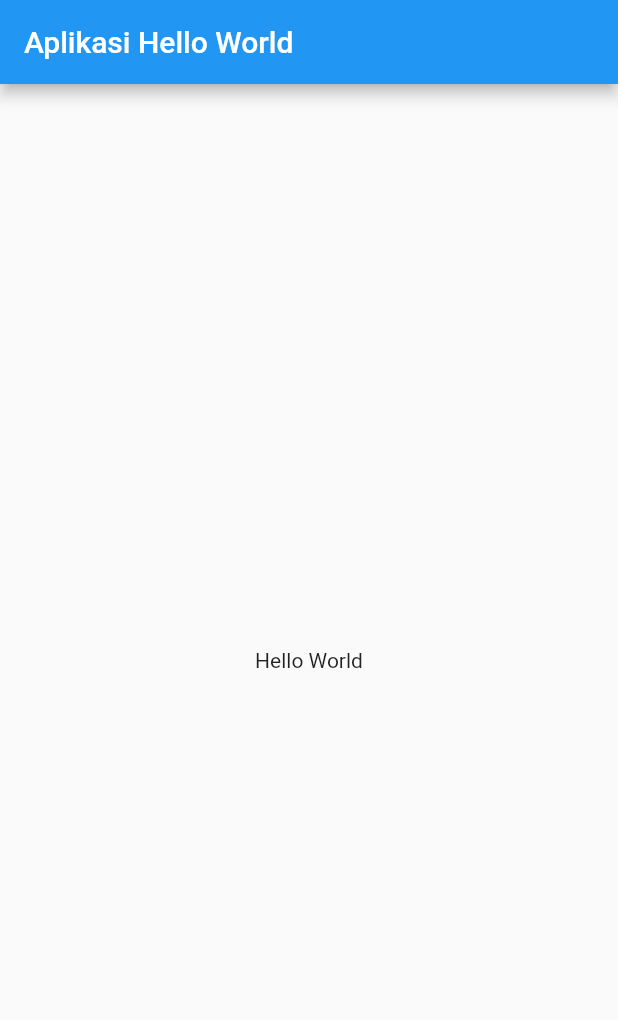
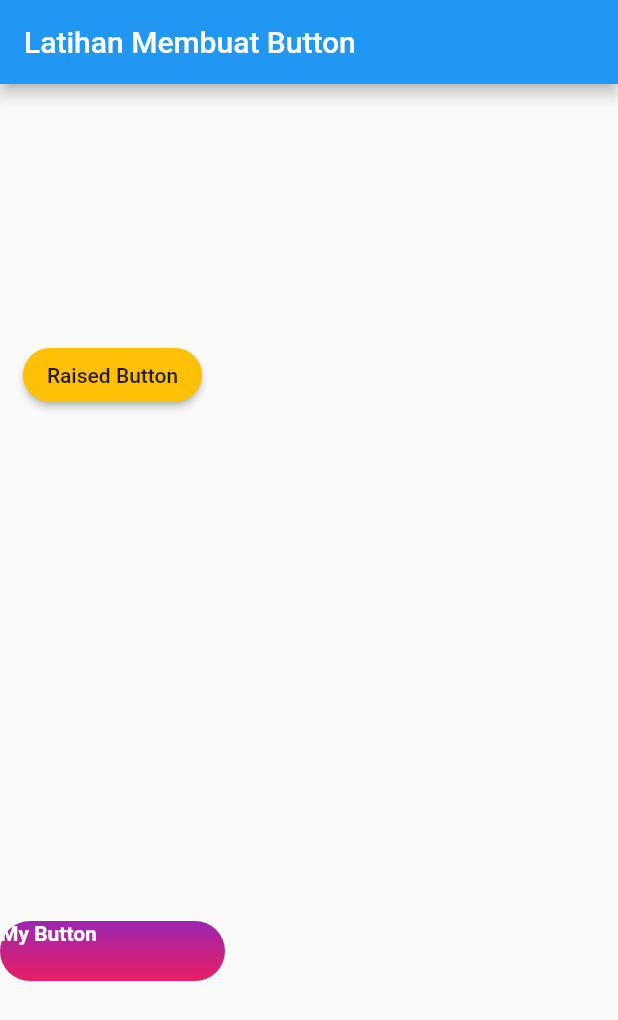
Before and after one commit to krisnachy/flutter_tutorial, a Flutter app: the screen it shows after launch, on a phone screen of 412 x 824 dp. Shown: the top 1020 px of the screen. Run offline on Flutter 3.47's test engine with Material 2 defaults, Android fonts, the phone set to English and light mode, and no system bars.

Commit message:
Membuat button sendiri

```diff
--- a/lib/main.dart
+++ b/lib/main.dart
@@ -3,6 +3,8 @@
 void main() {
   runApp(const MyApp());
 }
+
+//Inkwell untuk memmebrikan warna gradasi pada button tidak seperti elevated button
 
 class MyApp extends StatelessWidget {
   const MyApp({Key key}) : super(key: key);
@@ -14,9 +16,44 @@
       //tampilan awal yang akan ditampilkan oleh material app
       home: Scaffold(
         appBar: AppBar(
-          title: const Text("Aplikasi Hello World"),
+          title: const Text("Latihan Membuat Button"),
         ),
-        body: const Center(child: Text("Hello World")),
+        body: Column(
+          mainAxisAlignment: MainAxisAlignment.spaceAround,
+          children: [
+            RaisedButton(
+              onPressed: () {},
+              color: Colors.amber,
+              shape: const StadiumBorder(),
+              child: const Text("Raised Button"),
+            ),
+            Container(
+              width: 150,
+              height: 40,
+              decoration: BoxDecoration(
+                  borderRadius: BorderRadius.circular(20),
+                  gradient: const LinearGradient(
+                      colors: [Colors.purple, Colors.pink],
+                      begin: Alignment.topCenter,
+                      end: Alignment.bottomCenter)),
+              child: Material(
+                //harus dikasih transparan karena material numpuk
+                color: Colors.transparent,
+                borderRadius: BorderRadius.circular(20),
+                child: InkWell(
+                  splashColor: Colors.amber,
+                  borderRadius: BorderRadius.circular(20),
+                  onTap: () {},
+                  child: const Text(
+                    "My Button",
+                    style: TextStyle(
+                        color: Colors.white, fontWeight: FontWeight.w600),
+                  ),
+                ),
+              ),
+            )
+          ],
+        ),
       ),
     );
   }
```
